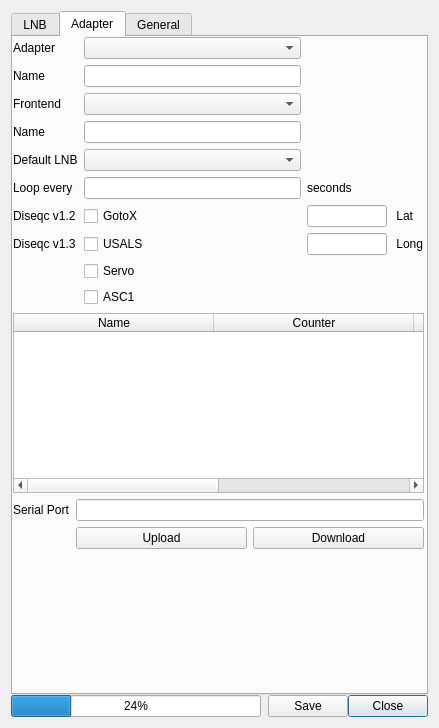
Old version of the form settings.ui in the repository stahir/updatedvb.
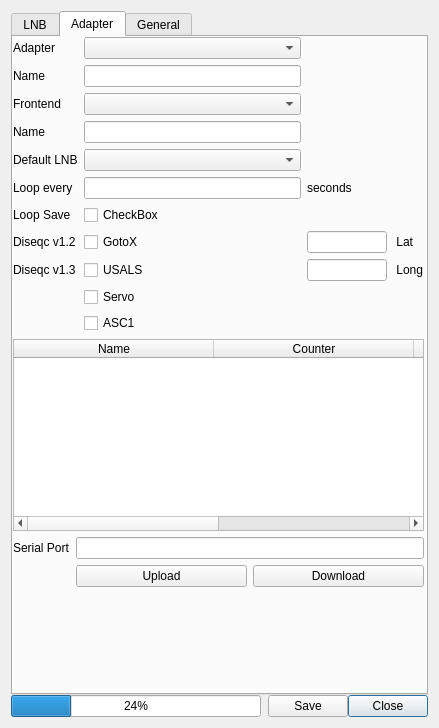
New version of the form.

Commit message: fix voltage setting getting forgotten

Patch:
```diff
--- a/settings.ui
+++ b/settings.ui
@@ -373,7 +373,7 @@
            <x>0</x>
            <y>0</y>
            <width>411</width>
-           <height>541</height>
+           <height>631</height>
           </rect>
          </property>
          <property name="sizePolicy">
@@ -435,14 +435,21 @@
           </item>
           <item row="0" column="0">
            <layout class="QGridLayout" name="gridLayout_3">
-            <item row="6" column="3">
+            <item row="5" column="2">
+             <widget class="QLabel" name="label_20">
+              <property name="text">
+               <string>seconds</string>
+              </property>
+             </widget>
+            </item>
+            <item row="7" column="3">
              <widget class="QLabel" name="label_lat">
               <property name="text">
                <string> Lat</string>
               </property>
              </widget>
             </item>
-            <item row="7" column="2">
+            <item row="8" column="2">
              <widget class="QLineEdit" name="lineEdit_long">
               <property name="enabled">
                <bool>true</bool>
@@ -471,7 +478,7 @@
             <item row="4" column="1">
              <widget class="QComboBox" name="comboBox_default_lnb"/>
             </item>
-            <item row="6" column="0">
+            <item row="7" column="0">
              <widget class="QLabel" name="label_15">
               <property name="text">
                <string>Diseqc v1.2</string>
@@ -481,14 +488,14 @@
             <item row="0" column="1">
              <widget class="QComboBox" name="comboBox_adapter"/>
             </item>
-            <item row="7" column="0">
+            <item row="8" column="0">
              <widget class="QLabel" name="label_8">
               <property name="text">
                <string>Diseqc v1.3</string>
               </property>
              </widget>
             </item>
-            <item row="7" column="1">
+            <item row="8" column="1">
              <widget class="QCheckBox" name="checkBox_diseqc_v13">
               <property name="text">
                <string>USALS</string>
@@ -512,7 +519,7 @@
               </property>
              </widget>
             </item>
-            <item row="6" column="1">
+            <item row="7" column="1">
              <widget class="QCheckBox" name="checkBox_diseqc_v12">
               <property name="text">
                <string>GotoX</string>
@@ -539,21 +546,21 @@
             <item row="2" column="1">
              <widget class="QComboBox" name="comboBox_frontend"/>
             </item>
-            <item row="7" column="3">
+            <item row="8" column="3">
              <widget class="QLabel" name="label_long">
               <property name="text">
                <string> Long</string>
               </property>
              </widget>
             </item>
-            <item row="8" column="1">
+            <item row="9" column="1">
              <widget class="QCheckBox" name="checkBox_servo">
               <property name="text">
                <string>Servo</string>
               </property>
              </widget>
             </item>
-            <item row="6" column="2">
+            <item row="7" column="2">
              <widget class="QLineEdit" name="lineEdit_lat">
               <property name="maximumSize">
                <size>
@@ -563,20 +570,13 @@
               </property>
              </widget>
             </item>
-            <item row="9" column="1">
+            <item row="10" column="1">
              <widget class="QCheckBox" name="checkBox_asc1">
               <property name="text">
                <string>ASC1</string>
               </property>
              </widget>
             </item>
-            <item row="5" column="0">
-             <widget class="QLabel" name="label_19">
-              <property name="text">
-               <string>Loop every</string>
-              </property>
-             </widget>
-            </item>
             <item row="5" column="1">
              <widget class="QLineEdit" name="lineEdit_loop_delay">
               <property name="toolTip">
@@ -584,10 +584,24 @@
               </property>
              </widget>
             </item>
-            <item row="5" column="2">
-             <widget class="QLabel" name="label_20">
+            <item row="5" column="0">
+             <widget class="QLabel" name="label_19">
               <property name="text">
-               <string>seconds</string>
+               <string>Loop every</string>
+              </property>
+             </widget>
+            </item>
+            <item row="6" column="0">
+             <widget class="QLabel" name="label_21">
+              <property name="text">
+               <string>Loop Save</string>
+              </property>
+             </widget>
+            </item>
+            <item row="6" column="1">
+             <widget class="QCheckBox" name="checkBox">
+              <property name="text">
+               <string>CheckBox</string>
               </property>
              </widget>
             </item>
```
The commit also changes 1 other file.
